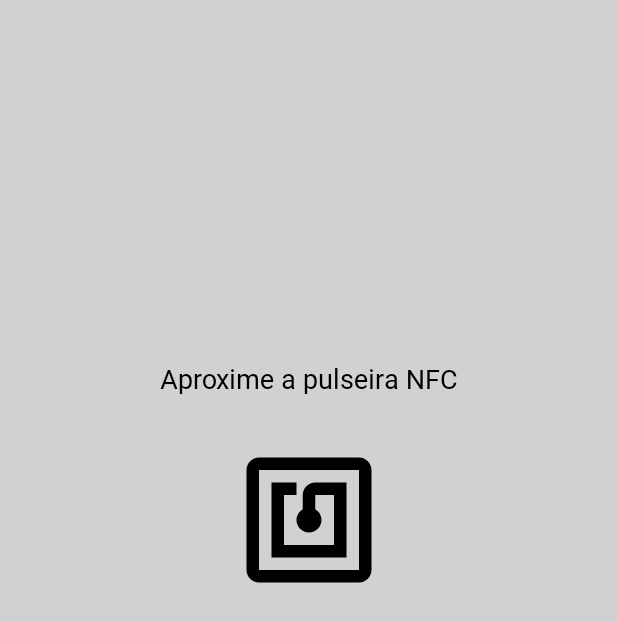
After one commit to nicolaskms/LockerGuard---AppMobile, an Android app: the layout activity_liberar_loc.xml on its own in the app's theme, with its tools: preview values and no code run, on a phone screen of 412 x 824 dp. The commit adds this screen. Shown: the top 622 px of the screen. Run offline under Robolectric (Android 15) with nearby library versions, the phone set to English and light mode, and no system bars.

Commit message:
correção
correção

```diff
--- a/app/src/main/java/com/example/pi_time11/QrCodeActivity.kt
+++ b/app/src/main/java/com/example/pi_time11/QrCodeActivity.kt
@@ -52,9 +52,9 @@ class QrCodeActivity : AppCompatActivity() {
             if (userDocument != null && userDocument.exists()) {
                 val nomeDoCliente = userDocument.getString("name")
                 val tempoSelecionado = intent.getStringExtra("tempoSelecionado") ?: "Null"
-                val localizacao = intent.getStringExtra("localizacao") ?: "Null"
-                val locString = if (localizacao == "011") "Jundiaí" else "Campinas"
+                val locString = if (armarioId == "011") "Jundiaí" else "Campinas"
 
+                // Agora buscamos o pedido associado ao usuário
                 pedidoRef.get().addOnSuccessListener { querySnapshot ->
                     if (!querySnapshot.isEmpty) {
                         val pedidoDocument = querySnapshot.documents[0]
--- /dev/null
+++ b/app/src/main/res/layout/activity_liberar_loc.xml
@@ -0,0 +1,32 @@
+<?xml version="1.0" encoding="utf-8"?>
+<androidx.appcompat.widget.LinearLayoutCompat xmlns:android="http://schemas.android.com/apk/res/android"
+    xmlns:app="http://schemas.android.com/apk/res-auto"
+    xmlns:tools="http://schemas.android.com/tools"
+    tools:context=".LoginActivity"
+    android:background="#d2d0d3"
+    android:layout_width="match_parent"
+    android:layout_height="match_parent"
+    android:orientation="vertical">
+
+    <TextView
+        android:id="@+id/textViewStatus"
+        android:layout_width="wrap_content"
+        android:layout_height="wrap_content"
+        android:text="Aproxime a pulseira NFC"
+        android:textSize="18sp"
+        android:layout_gravity="center"
+        android:layout_marginTop="240dp"
+        android:textColor="@android:color/black" />
+
+    <ImageView
+        android:id="@+id/imageView3"
+        android:layout_width="100dp"
+        android:layout_height="100dp"
+        android:layout_gravity="center"
+        android:layout_below="@id/textViewStatus"
+        android:layout_centerHorizontal="true"
+        android:layout_marginTop="32dp"
+        android:src="@drawable/baseline_nfc_24" />
+
+
+</androidx.appcompat.widget.LinearLayoutCompat>
```
Also changed, not shown: app/src/main/java/com/example/pi_time11/BuscarLocIdActivity.kt (deleted, +0 -47 lines), app/src/main/java/com/example/pi_time11/GerenteActivity.kt (+3 -6 lines), app/src/main/java/com/example/pi_time11/LiberarLocActivity.kt (added, +114 -0 lines), app/src/main/res/layout/activity_buscar_loc_id.xml (deleted, +0 -17 lines).
